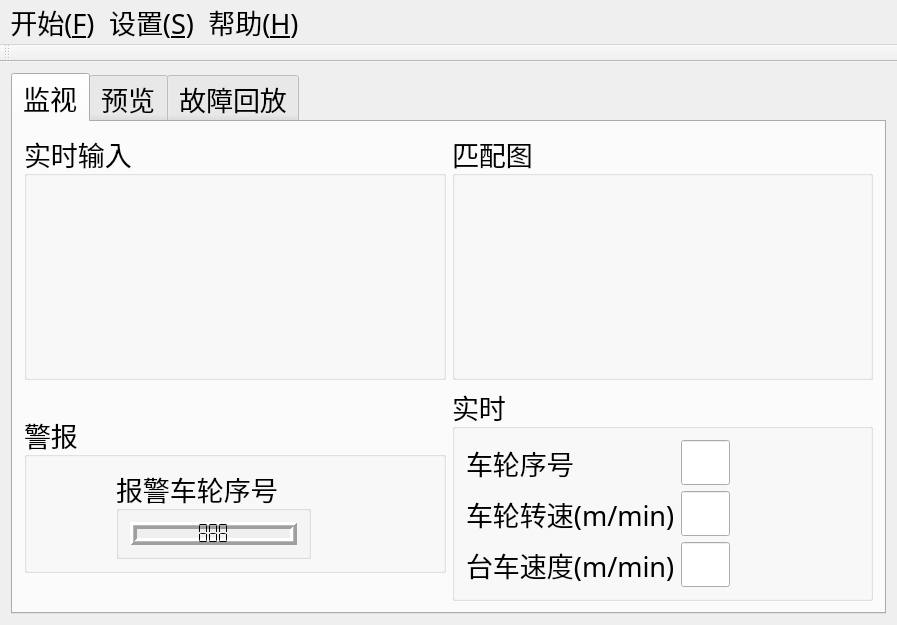
cx3386/WheelMonitor, file sources/mainwindow.ui: the form before one commit.
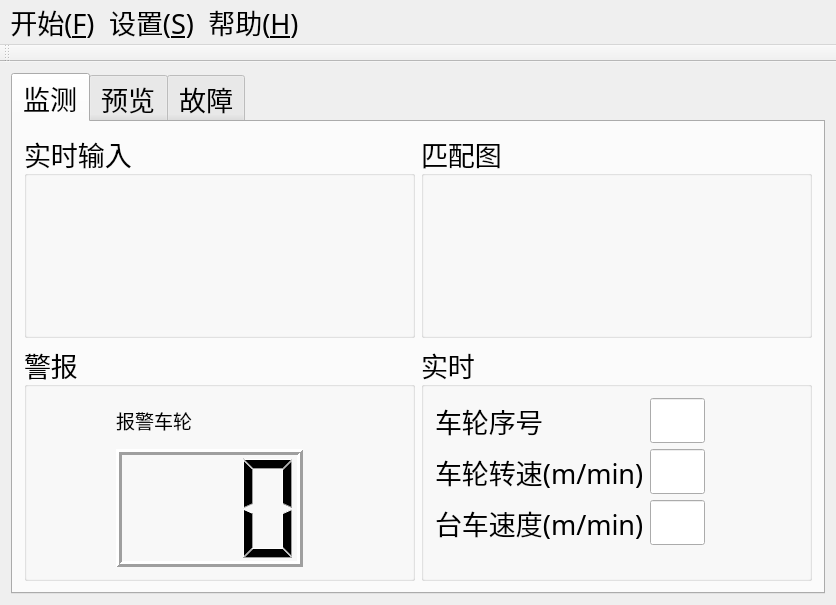
The form after the commit. Icons and pictures are not drawn.

What changed in the file:
```diff
--- a/sources/mainwindow.ui
+++ b/sources/mainwindow.ui
@@ -6,10 +6,16 @@
    <rect>
     <x>0</x>
     <y>0</y>
-    <width>897</width>
-    <height>625</height>
+    <width>836</width>
+    <height>605</height>
    </rect>
   </property>
+  <property name="minimumSize">
+   <size>
+    <width>800</width>
+    <height>600</height>
+   </size>
+  </property>
   <property name="font">
    <font>
     <family>等线</family>
@@ -17,7 +23,7 @@
    </font>
   </property>
   <property name="windowTitle">
-   <string>宝钢环冷机台车轮子速度监测</string>
+   <string>宝钢环冷机台车轮子速度检测</string>
   </property>
   <property name="windowIcon">
    <iconset resource="MainWindow.qrc">
@@ -30,70 +36,45 @@
       <property name="autoFillBackground">
        <bool>false</bool>
       </property>
+      <property name="tabPosition">
+       <enum>QTabWidget::North</enum>
+      </property>
+      <property name="tabShape">
+       <enum>QTabWidget::Rounded</enum>
+      </property>
       <property name="currentIndex">
        <number>0</number>
       </property>
+      <property name="iconSize">
+       <size>
+        <width>32</width>
+        <height>32</height>
+       </size>
+      </property>
       <widget class="QWidget" name="monitorTab">
+       <attribute name="icon">
+        <iconset resource="MainWindow.qrc">
+         <normaloff>:/images/Resources/images/monitor.png</normaloff>:/images/Resources/images/monitor.png</iconset>
+       </attribute>
        <attribute name="title">
-        <string>监视</string>
+        <string>监测</string>
        </attribute>
-       <layout class="QGridLayout" name="gridLayout_3">
-        <item row="0" column="0">
-         <layout class="QGridLayout" name="gridLayout_5" columnstretch="0,1,1">
-          <item row="1" column="1">
-           <widget class="QGroupBox" name="groupBox_3">
-            <property name="title">
-             <string>实时输入</string>
-            </property>
-            <layout class="QGridLayout" name="gridLayout_6">
-             <item row="0" column="0">
-              <widget class="QLabel" name="realVideoLabel">
-               <property name="text">
-                <string/>
-               </property>
-              </widget>
-             </item>
-            </layout>
-           </widget>
-          </item>
-          <item row="1" column="2">
-           <widget class="QGroupBox" name="groupBox_4">
-            <property name="title">
-             <string>匹配图</string>
-            </property>
-            <layout class="QGridLayout" name="gridLayout_7">
-             <item row="0" column="0">
-              <widget class="QLabel" name="imageMatchesLabel">
-               <property name="frameShape">
-                <enum>QFrame::NoFrame</enum>
-               </property>
-               <property name="text">
-                <string/>
-               </property>
-               <property name="scaledContents">
-                <bool>false</bool>
-               </property>
-              </widget>
-             </item>
-            </layout>
-           </widget>
-          </item>
-         </layout>
-        </item>
+       <layout class="QGridLayout" name="gridLayout_5" columnstretch="1,1">
         <item row="1" column="0">
-         <layout class="QGridLayout" name="gridLayout_8" columnstretch="1,1">
-          <item row="0" column="0">
            <widget class="QGroupBox" name="groupBox_2">
-            <property name="sizePolicy">
-             <sizepolicy hsizetype="Preferred" vsizetype="Maximum">
-              <horstretch>0</horstretch>
-              <verstretch>0</verstretch>
-             </sizepolicy>
+          <property name="minimumSize">
+           <size>
+            <width>376</width>
+            <height>0</height>
+           </size>
+          </property>
+          <property name="autoFillBackground">
+           <bool>false</bool>
             </property>
             <property name="title">
              <string>警报</string>
             </property>
-            <layout class="QFormLayout" name="formLayout_2">
+          <layout class="QGridLayout" name="gridLayout">
              <item row="0" column="0">
               <widget class="QPushButton" name="alarmPushButton">
                <property name="enabled">
@@ -105,14 +86,8 @@
                <property name="focusPolicy">
                 <enum>Qt::NoFocus</enum>
                </property>
-               <property name="contextMenuPolicy">
-                <enum>Qt::NoContextMenu</enum>
-               </property>
                <property name="toolTip">
-                <string extracomment="reset to green"/>
-               </property>
-               <property name="text">
-                <string/>
+              <string extracomment="启动/重置"/>
                </property>
                <property name="icon">
                 <iconset resource="MainWindow.qrc">
@@ -124,79 +99,186 @@
                  <height>128</height>
                 </size>
                </property>
-               <property name="default">
-                <bool>false</bool>
-               </property>
                <property name="flat">
                 <bool>true</bool>
                </property>
               </widget>
              </item>
              <item row="0" column="1">
-              <widget class="QGroupBox" name="lcdGroupBox">
-               <property name="sizePolicy">
-                <sizepolicy hsizetype="Maximum" vsizetype="Preferred">
-                 <horstretch>0</horstretch>
-                 <verstretch>0</verstretch>
-                </sizepolicy>
-               </property>
-               <property name="title">
-                <string>报警车轮序号</string>
-               </property>
-               <layout class="QGridLayout" name="gridLayout">
-                <item row="0" column="0">
-                 <widget class="QLCDNumber" name="lcdNumber">
-                  <property name="minimumSize">
-                   <size>
-                    <width>0</width>
-                    <height>0</height>
-                   </size>
-                  </property>
+            <layout class="QVBoxLayout" name="verticalLayout">
+             <item>
+              <layout class="QHBoxLayout" name="horizontalLayout">
+               <item>
+                <widget class="QLabel" name="label">
                   <property name="font">
                    <font>
                     <pointsize>14</pointsize>
                    </font>
                   </property>
+                 <property name="text">
+                  <string>报警车轮</string>
+                 </property>
+                 <property name="textFormat">
+                  <enum>Qt::PlainText</enum>
+                 </property>
+                </widget>
+               </item>
+               <item>
+                <spacer name="horizontalSpacer_3">
+                 <property name="orientation">
+                  <enum>Qt::Horizontal</enum>
+                 </property>
+                 <property name="sizeHint" stdset="0">
+                  <size>
+                   <width>40</width>
+                   <height>20</height>
+                  </size>
+                 </property>
+                </spacer>
+               </item>
+               <item>
+                <widget class="QPushButton" name="numBackwardBtn">
+                 <property name="cursor">
+                  <cursorShape>PointingHandCursor</cursorShape>
+                 </property>
+                 <property name="icon">
+                  <iconset resource="MainWindow.qrc">
+                   <normaloff>:/images/Resources/images/left.png</normaloff>:/images/Resources/images/left.png</iconset>
+                 </property>
+                 <property name="iconSize">
+                  <size>
+                   <width>20</width>
+                   <height>20</height>
+                  </size>
+                 </property>
+                 <property name="flat">
+                  <bool>true</bool>
+                 </property>
+                </widget>
+               </item>
+               <item>
+                <widget class="QPushButton" name="numForwardBtn">
                   <property name="cursor">
                    <cursorShape>PointingHandCursor</cursorShape>
                   </property>
                   <property name="autoFillBackground">
+                  <bool>false</bool>
+                 </property>
+                 <property name="text">
+                  <string/>
+                 </property>
+                 <property name="icon">
+                  <iconset resource="MainWindow.qrc">
+                   <normaloff>:/images/Resources/images/right.png</normaloff>:/images/Resources/images/right.png</iconset>
+                 </property>
+                 <property name="iconSize">
+                  <size>
+                   <width>20</width>
+                   <height>20</height>
+                  </size>
+                 </property>
+                 <property name="flat">
                    <bool>true</bool>
                   </property>
-                  <property name="styleSheet">
-                   <string notr="true"/>
+                </widget>
+               </item>
+              </layout>
+             </item>
+             <item>
+              <widget class="QLCDNumber" name="lcdNumber">
+               <property name="minimumSize">
+                <size>
+                 <width>187</width>
+                 <height>118</height>
+                </size>
+               </property>
+               <property name="maximumSize">
+                <size>
+                 <width>187</width>
+                 <height>118</height>
+                </size>
+               </property>
+               <property name="cursor">
+                <cursorShape>PointingHandCursor</cursorShape>
+               </property>
+               <property name="frameShape">
+                <enum>QFrame::Box</enum>
                   </property>
                   <property name="lineWidth">
                    <number>3</number>
                   </property>
                   <property name="midLineWidth">
-                   <number>1</number>
+                <number>0</number>
                   </property>
                   <property name="digitCount">
                    <number>3</number>
                   </property>
-                  <property name="segmentStyle">
-                   <enum>QLCDNumber::Flat</enum>
-                  </property>
-                  <property name="intValue" stdset="0">
-                   <number>888</number>
-                  </property>
                  </widget>
                 </item>
                </layout>
-              </widget>
+           </item>
+           <item row="0" column="2">
+            <spacer name="horizontalSpacer">
+             <property name="orientation">
+              <enum>Qt::Horizontal</enum>
+             </property>
+             <property name="sizeHint" stdset="0">
+              <size>
+               <width>40</width>
+               <height>20</height>
+              </size>
+             </property>
+            </spacer>
              </item>
             </layout>
            </widget>
           </item>
           <item row="0" column="1">
+         <widget class="QGroupBox" name="groupBox_4">
+          <property name="sizePolicy">
+           <sizepolicy hsizetype="Preferred" vsizetype="Expanding">
+            <horstretch>0</horstretch>
+            <verstretch>0</verstretch>
+           </sizepolicy>
+          </property>
+          <property name="title">
+           <string>匹配图</string>
+          </property>
+          <layout class="QGridLayout" name="gridLayout_7">
+           <item row="0" column="0">
+            <widget class="QLabel" name="imageMatchesLabel">
+             <property name="frameShape">
+              <enum>QFrame::NoFrame</enum>
+             </property>
+             <property name="text">
+              <string/>
+             </property>
+             <property name="scaledContents">
+              <bool>false</bool>
+             </property>
+            </widget>
+           </item>
+          </layout>
+         </widget>
+        </item>
+        <item row="0" column="0">
+         <widget class="QGroupBox" name="groupBox_3">
+          <property name="title">
+           <string>实时输入</string>
+          </property>
+          <layout class="QGridLayout" name="gridLayout_6">
+           <item row="0" column="0">
+            <widget class="QLabel" name="realVideoLabel">
+             <property name="text">
+              <string/>
+             </property>
+            </widget>
+           </item>
+          </layout>
+         </widget>
+        </item>
+        <item row="1" column="1">
            <widget class="QGroupBox" name="groupBox">
-            <property name="sizePolicy">
-             <sizepolicy hsizetype="Preferred" vsizetype="Preferred">
-              <horstretch>0</horstretch>
-              <verstretch>0</verstretch>
-             </sizepolicy>
-            </property>
             <property name="minimumSize">
              <size>
               <width>55</width>
@@ -206,7 +288,7 @@
             <property name="title">
              <string>实时</string>
             </property>
-            <layout class="QFormLayout" name="formLayout">
+          <layout class="QFormLayout" name="formLayout_2">
              <item row="0" column="0">
               <widget class="QLabel" name="numLabel">
                <property name="text">
@@ -224,13 +306,13 @@
                </property>
                <property name="minimumSize">
                 <size>
-                 <width>49</width>
+               <width>55</width>
                  <height>0</height>
                 </size>
                </property>
                <property name="maximumSize">
                 <size>
-                 <width>49</width>
+               <width>55</width>
                  <height>16777215</height>
                 </size>
                </property>
@@ -259,13 +341,13 @@
                </property>
                <property name="minimumSize">
                 <size>
-                 <width>49</width>
+               <width>55</width>
                  <height>0</height>
                 </size>
                </property>
                <property name="maximumSize">
                 <size>
-                 <width>49</width>
+               <width>55</width>
                  <height>16777215</height>
                 </size>
                </property>
@@ -294,13 +376,13 @@
                </property>
                <property name="minimumSize">
                 <size>
-                 <width>49</width>
+               <width>55</width>
                  <height>0</height>
                 </size>
                </property>
                <property name="maximumSize">
                 <size>
-                 <width>49</width>
+               <width>55</width>
                  <height>16777215</height>
                 </size>
                </property>
@@ -312,14 +394,29 @@
                </property>
               </widget>
              </item>
-            </layout>
-           </widget>
-          </item>
-         </layout>
+           <item row="3" column="1">
+            <spacer name="horizontalSpacer_2">
+             <property name="orientation">
+              <enum>Qt::Horizontal</enum>
+             </property>
+             <property name="sizeHint" stdset="0">
+              <size>
+               <width>0</width>
+               <height>0</height>
+              </size>
+             </property>
+            </spacer>
+           </item>
+          </layout>
+         </widget>
         </item>
        </layout>
       </widget>
       <widget class="QWidget" name="previewTab">
+       <attribute name="icon">
+        <iconset resource="MainWindow.qrc">
+         <normaloff>:/images/Resources/images/preview.png</normaloff>:/images/Resources/images/preview.png</iconset>
+       </attribute>
        <attribute name="title">
         <string>预览</string>
        </attribute>
@@ -330,8 +427,12 @@
        </layout>
       </widget>
       <widget class="QWidget" name="playbackTab">
+       <attribute name="icon">
+        <iconset resource="MainWindow.qrc">
+         <normaloff>:/images/Resources/images/fault.png</normaloff>:/images/Resources/images/fault.png</iconset>
+       </attribute>
        <attribute name="title">
-        <string>故障回放</string>
+        <string>故障</string>
        </attribute>
       </widget>
      </widget>
@@ -343,7 +444,7 @@
     <rect>
      <x>0</x>
      <y>0</y>
-     <width>897</width>
+     <width>836</width>
      <height>34</height>
     </rect>
    </property>
@@ -372,23 +473,8 @@
     <property name="title">
      <string>开始(&amp;F)</string>
     </property>
-    <widget class="QMenu" name="menu_Monitor">
-     <property name="font">
-      <font>
-       <family>等线</family>
-       <pointsize>20</pointsize>
-      </font>
-     </property>
-     <property name="tearOffEnabled">
-      <bool>false</bool>
-     </property>
-     <property name="title">
-      <string>监测(&amp;M)</string>
-     </property>
      <addaction name="action_Start"/>
      <addaction name="action_Stop"/>
-    </widget>
-    <addaction name="menu_Monitor"/>
     <addaction name="separator"/>
     <addaction name="action_Quit"/>
     <addaction name="action_Restart"/>
@@ -450,24 +536,55 @@
    <property name="checkable">
     <bool>false</bool>
    </property>
+   <property name="icon">
+    <iconset resource="MainWindow.qrc">
+     <normaloff>:/images/Resources/images/run.png</normaloff>:/images/Resources/images/run.png</iconset>
+   </property>
    <property name="text">
-    <string>启动(&amp;A)</string>
+    <string>运行(&amp;R)</string>
+   </property>
+   <property name="toolTip">
+    <string>运行(R)</string>
+   </property>
+   <property name="shortcut">
+    <string>Ctrl+R</string>
    </property>
   </action>
   <action name="action_Stop">
    <property name="enabled">
     <bool>false</bool>
    </property>
+   <property name="icon">
+    <iconset resource="MainWindow.qrc">
+     <normaloff>:/images/Resources/images/stop.png</normaloff>:/images/Resources/images/stop.png</iconset>
+   </property>
    <property name="text">
-    <string>停止(&amp;P)</string>
+    <string>停止(&amp;S)</string>
+   </property>
+   <property name="toolTip">
+    <string>停止(S)</string>
+   </property>
+   <property name="shortcut">
+    <string>Ctrl+S</string>
    </property>
   </action>
   <action name="action_Property">
+   <property name="icon">
+    <iconset resource="MainWindow.qrc">
+     <normaloff>:/images/Resources/images/setting.png</normaloff>:/images/Resources/images/setting.png</iconset>
+   </property>
    <property name="text">
-    <string>属性...</string>
+    <string>属性(&amp;P)...</string>
+   </property>
+   <property name="toolTip">
+    <string>属性(P)</string>
    </property>
   </action>
   <action name="action_About_Qt">
+   <property name="icon">
+    <iconset resource="MainWindow.qrc">
+     <normaloff>:/images/Resources/images/qt.png</normaloff>:/images/Resources/images/qt.png</iconset>
+   </property>
    <property name="text">
     <string>关于 &amp;Qt</string>
    </property>
@@ -476,29 +593,46 @@
    </property>
   </action>
   <action name="action_About">
+   <property name="icon">
+    <iconset resource="MainWindow.qrc">
+     <normaloff>:/images/Resources/images/about.png</normaloff>:/images/Resources/images/about.png</iconset>
+   </property>
    <property name="text">
     <string>关于(&amp;A)</string>
    </property>
-   <property name="shortcut">
-    <string>Ctrl+Q</string>
-   </property>
   </action>
   <action name="action_Quit">
+   <property name="icon">
+    <iconset resource="MainWindow.qrc">
+     <normaloff>:/images/Resources/images/quit.png</normaloff>:/images/Resources/images/quit.png</iconset>
+   </property>
    <property name="text">
     <string>退出(&amp;Q)</string>
    </property>
   </action>
   <action name="action_Restart">
+   <property name="icon">
+    <iconset resource="MainWindow.qrc">
+     <normaloff>:/images/Resources/images/restart.png</normaloff>:/images/Resources/images/restart.png</iconset>
+   </property>
    <property name="text">
     <string>重启(&amp;R)</string>
    </property>
   </action>
   <action name="action_Show_Log">
+   <property name="icon">
+    <iconset resource="MainWindow.qrc">
+     <normaloff>:/images/Resources/images/log.png</normaloff>:/images/Resources/images/log.png</iconset>
+   </property>
    <property name="text">
     <string>显示日志(&amp;L)</string>
    </property>
   </action>
   <action name="action_Backup_Log">
+   <property name="icon">
+    <iconset resource="MainWindow.qrc">
+     <normaloff>:/images/Resources/images/backup.png</normaloff>:/images/Resources/images/backup.png</iconset>
+   </property>
    <property name="text">
     <string>备份日志到(&amp;B)...</string>
    </property>
```
Left out of the diff: 3 changed lines with no effect on the pictures. Lines whose indentation alone changed are shown as unchanged.
